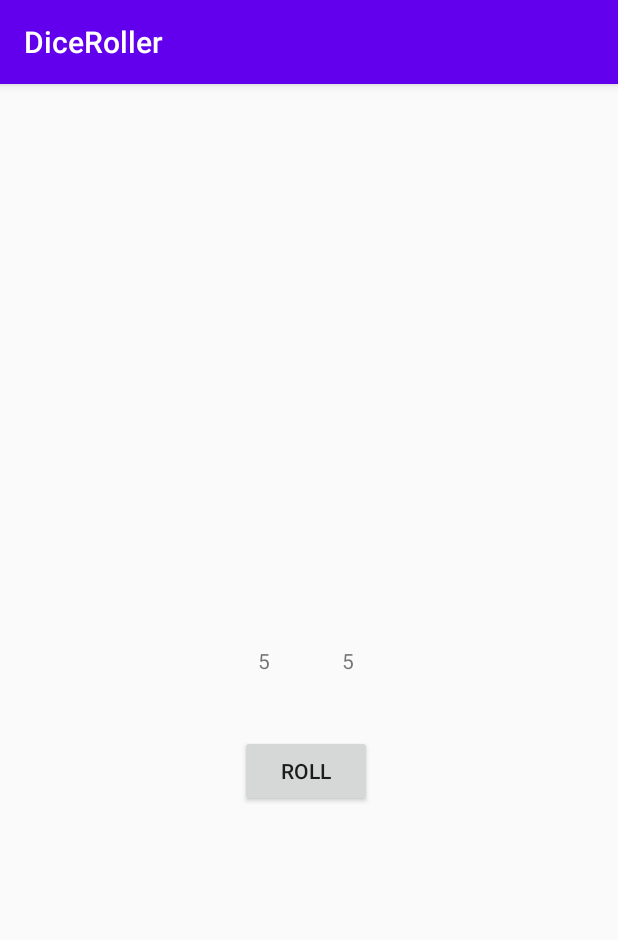
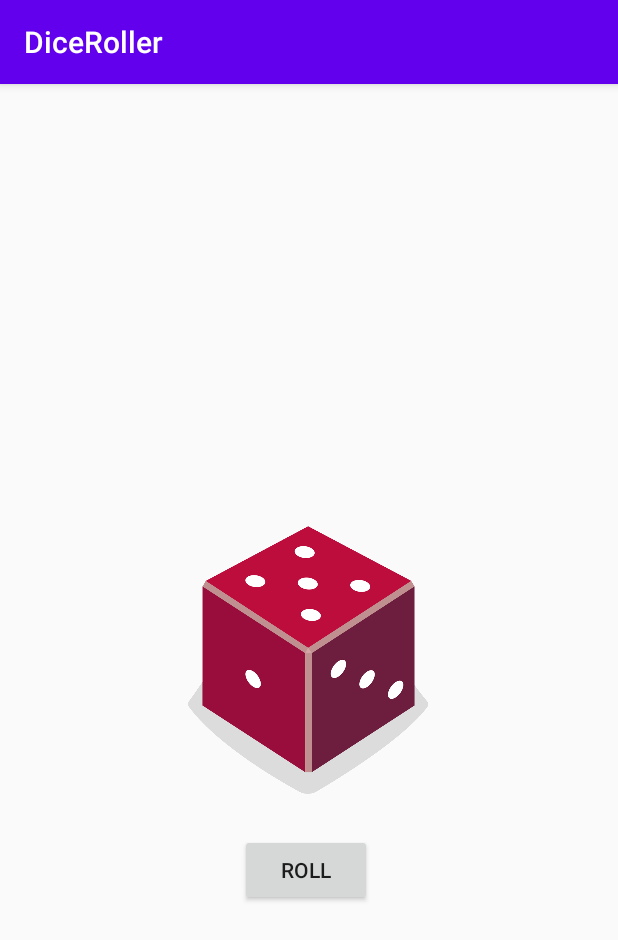
Before and after one commit to automationhacks/android-basics-dice-roller-app, an Android app: the screen it shows after launch (MainActivity), after a tap on "ROLL", on a phone screen of 412 x 824 dp. Shown: the top 940 px of the screen. Run offline under Robolectric (Android 15) with nearby library versions, the phone set to English and light mode, and no system bars.

Commit message:
Added Dice roll images in drawables and simple conditional to render the appropriate image.

```diff
--- a/app/src/main/java/com/example/diceroller/MainActivity.kt
+++ b/app/src/main/java/com/example/diceroller/MainActivity.kt
@@ -2,7 +2,7 @@ package com.example.diceroller
 
 import android.os.Bundle
 import android.widget.Button
-import android.widget.TextView
+import android.widget.ImageView
 import androidx.appcompat.app.AppCompatActivity
 
 /**
@@ -16,21 +16,34 @@ class MainActivity : AppCompatActivity() {
         val rollButton: Button = findViewById(R.id.button)
         // Set a click listener on the button to roll the dice when user taps the button
         rollButton.setOnClickListener { rollDice() }
+
+        // Do a dice roll when the app starts
+        rollDice()
     }
 
     private fun rollDice() {
         // Create new Dice object with 6 sides and roll it
         val dice = Dice(6)
-        val firstDiceRoll = dice.roll().toString()
-        val secondDiceRoll = dice.roll().toString()
+        val diceRoll = dice.roll()
 
-        // Update the screen with the dice roll
-        val firstDiceTextView: TextView = findViewById(R.id.txtViewFirst)
-        firstDiceTextView.text = firstDiceRoll
+        // Update the screen with the dice roll image
+        val diceImage: ImageView = findViewById(R.id.imageView)
+        val diceImageResource = getDiceImageToDisplay(diceRoll)
+        diceImage.setImageResource(diceImageResource)
+        // (Accessibility) Set contentDescription to the dice roll to allow screen readers
+        // to read it aloud
+        diceImage.contentDescription = diceRoll.toString()
+    }
 
-        // Update the screen for the second dice roll
-        val secondDiceTextView: TextView = findViewById(R.id.txtViewSecond)
-        secondDiceTextView.text = secondDiceRoll
+    private fun getDiceImageToDisplay(diceRoll: Int): Int {
+        return when (diceRoll) {
+            1 -> R.drawable.dice_1
+            2 -> R.drawable.dice_2
+            3 -> R.drawable.dice_3
+            4 -> R.drawable.dice_4
+            5 -> R.drawable.dice_5
+            else -> R.drawable.dice_6
+        }
     }
 }
 
--- a/app/src/main/res/layout/activity_main.xml
+++ b/app/src/main/res/layout/activity_main.xml
@@ -6,37 +6,26 @@
     android:layout_height="match_parent"
     tools:context=".MainActivity">
 
-    <TextView
-        android:id="@+id/txtViewFirst"
-        android:layout_width="wrap_content"
-        android:layout_height="wrap_content"
-        android:text="1"
-        app:layout_constraintBottom_toBottomOf="parent"
-        app:layout_constraintHorizontal_bias="0.426"
-        app:layout_constraintLeft_toLeftOf="parent"
-        app:layout_constraintRight_toRightOf="parent"
-        app:layout_constraintTop_toTopOf="parent" />
-
     <Button
         android:id="@+id/button"
         android:layout_width="wrap_content"
         android:layout_height="wrap_content"
         android:layout_marginStart="160dp"
         android:layout_marginLeft="160dp"
-        android:layout_marginTop="40dp"
+        android:layout_marginTop="16dp"
         android:text="Roll"
         app:layout_constraintStart_toStartOf="parent"
-        app:layout_constraintTop_toBottomOf="@+id/txtViewFirst" />
+        app:layout_constraintTop_toBottomOf="@+id/imageView" />
 
-    <TextView
-        android:id="@+id/txtViewSecond"
-        android:layout_width="wrap_content"
-        android:layout_height="wrap_content"
-        android:layout_marginStart="56dp"
-        android:layout_marginLeft="56dp"
-        android:layout_marginBottom="40dp"
-        android:text="2"
-        app:layout_constraintBottom_toTopOf="@+id/button"
-        app:layout_constraintStart_toStartOf="@+id/txtViewFirst" />
+    <ImageView
+        android:id="@+id/imageView"
+        android:layout_width="160dp"
+        android:layout_height="200dp"
+        app:layout_constraintBottom_toBottomOf="parent"
+        app:layout_constraintEnd_toEndOf="parent"
+        app:layout_constraintHorizontal_bias="0.498"
+        app:layout_constraintStart_toStartOf="parent"
+        app:layout_constraintTop_toTopOf="parent"
+        tools:srcCompat="@drawable/dice_1" />
 
 </androidx.constraintlayout.widget.ConstraintLayout>
```
Also changed, not shown: app/src/main/res/drawable/dice_1.png (added), app/src/main/res/drawable/dice_2.png (added), app/src/main/res/drawable/dice_3.png (added), app/src/main/res/drawable/dice_4.png (added), app/src/main/res/drawable/dice_5.png (added), app/src/main/res/drawable/dice_6.png (added).
